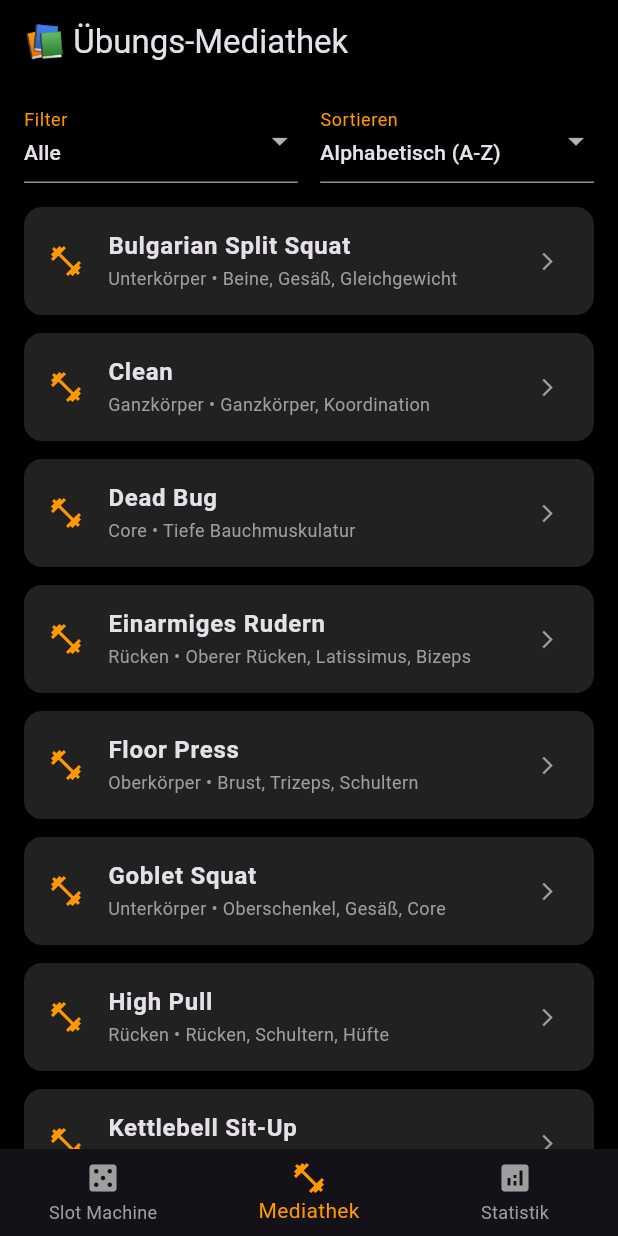
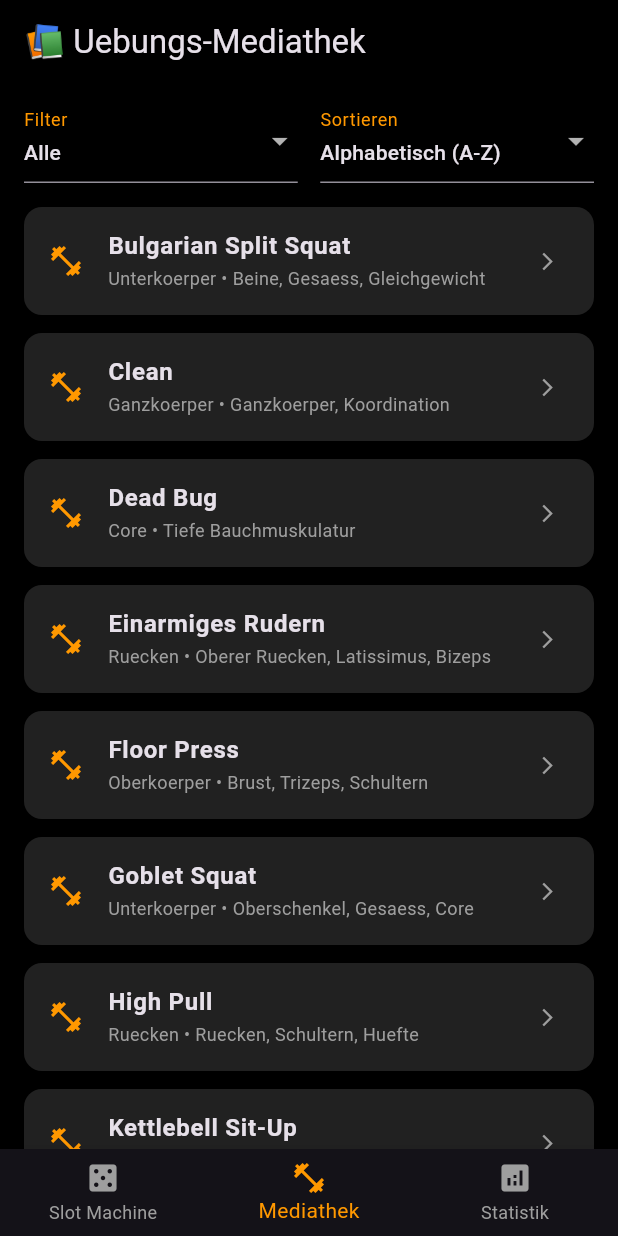
Before and after one commit to Schlippinger/onekettledbandit, a Flutter app: the screen it shows after launch, item 2 of the bottom bar chosen, on a phone screen of 412 x 824 dp. Run offline on Flutter 3.47's test engine with Material 3 defaults, Android fonts, the phone set to English and light mode, and no system bars; our stand-ins replace wakelock_plus.

Commit message:
Update main.dart

```diff
--- a/lib/main.dart
+++ b/lib/main.dart
@@ -40,123 +40,123 @@ class Uebung {
 final List<Uebung> alleUebungen = [
   Uebung(
       name: 'Goblet Squat',
-      beschreibung: 'Kettlebell vor der Brust halten. Füße etwa schulterbreit. Gesäß nach hinten unten führen.',
-      muskeln: 'Oberschenkel, Gesäß, Core',
-      kategorie: 'Unterkörper',
+      beschreibung: 'Kettlebell vor der Brust halten. Fuesse etwa schulterbreit. Gesaess nach hinten unten fuehren.',
+      muskeln: 'Oberschenkel, Gesaess, Core',
+      kategorie: 'Unterkoerper',
       bildUrl: 'assets/gobletsquat.png'),
   Uebung(
       name: 'Single-Leg Deadlift',
-      beschreibung: 'Auf einem Bein stehen, das andere nach hinten anheben. Hüfte nach hinten schieben.',
-      muskeln: 'Gesäß, hintere Oberschenkel, Rücken',
-      kategorie: 'Unterkörper',
+      beschreibung: 'Auf einem Bein stehen, das andere nach hinten anheben. Huefte nach hinten schieben.',
+      muskeln: 'Gesaess, hintere Oberschenkel, Ruecken',
+      kategorie: 'Unterkoerper',
       bildUrl: 'https://picsum.photos/id/21/400/600'),
   Uebung(
       name: 'Bulgarian Split Squat',
-      beschreibung: 'Hinteren Fuß auf Bank ablegen. Kettlebell vor der Brust halten. Kontrolliert absenken.',
-      muskeln: 'Beine, Gesäß, Gleichgewicht',
-      kategorie: 'Unterkörper',
+      beschreibung: 'Hinteren Fuss auf Bank ablegen. Kettlebell vor der Brust halten. Kontrolliert absenken.',
+      muskeln: 'Beine, Gesaess, Gleichgewicht',
+      kategorie: 'Unterkoerper',
       bildUrl: 'assets/bulgariansplitsquad.png'),
   Uebung(
       name: 'Reverse Lunge',
-      beschreibung: 'Kettlebell vor der Brust halten. Großen Schritt nach hinten machen.',
-      muskeln: 'Beine, Gesäß, Core',
-      kategorie: 'Unterkörper',
+      beschreibung: 'Kettlebell vor der Brust halten. Grossen Schritt nach hinten machen.',
+      muskeln: 'Beine, Gesaess, Core',
+      kategorie: 'Unterkoerper',
       bildUrl: 'https://picsum.photos/id/23/400/600'),
   Uebung(
-      name: 'Sumo Squat (3s Stop)',
-      beschreibung: 'Breiter Stand, Fußspitzen nach außen. Tief absenken, 3 Sekunden halten.',
-      muskeln: 'Innenschenkel, Gesäß, Beine',
-      kategorie: 'Unterkörper',
+      name: 'Sumo Squat',
+      beschreibung: 'Breiter Stand, Fussspitzen nach aussen. Tief absenken und drei Sekunden halten.',
+      muskeln: 'Innenschenkel, Gesaess, Beine',
+      kategorie: 'Unterkoerper',
       bildUrl: 'https://picsum.photos/id/24/400/600'),
   Uebung(
       name: 'Einarmiges Rudern',
-      beschreibung: 'Hand auf Knie abstützen. Kettlebell zur Hüfte ziehen.',
-      muskeln: 'Oberer Rücken, Latissimus, Bizeps',
-      kategorie: 'Rücken',
+      beschreibung: 'Hand auf Knie abstuetzen. Kettlebell zur Huefte ziehen.',
+      muskeln: 'Oberer Ruecken, Latissimus, Bizeps',
+      kategorie: 'Ruecken',
       bildUrl: 'assets/einarmigesrudern.png'),
   Uebung(
       name: 'Staggered Row',
-      beschreibung: 'Ausfallschritt, auf Oberschenkel abstützen und einarmig zur Hüfte rudern.',
-      muskeln: 'Rücken, Core',
-      kategorie: 'Rücken',
+      beschreibung: 'Ausfallschritt, auf Oberschenkel abstuetzen und einarmig zur Huefte rudern.',
+      muskeln: 'Ruecken, Core',
+      kategorie: 'Ruecken',
       bildUrl: 'https://picsum.photos/id/26/400/600'),
   Uebung(
       name: 'High Pull',
-      beschreibung: 'Aus der Hüfte Schwung holen. Ellbogen führt nach oben/außen.',
-      muskeln: 'Rücken, Schultern, Hüfte',
-      kategorie: 'Rücken',
+      beschreibung: 'Aus der Huefte Schwung holen. Ellbogen fuehrt nach oben oder aussen.',
+      muskeln: 'Ruecken, Schultern, Huefte',
+      kategorie: 'Ruecken',
       bildUrl: 'assets/highpull.png'),
   Uebung(
       name: 'Suitcase Carry',
       beschreibung: 'Kettlebell einseitig wie einen Koffer tragen. Aufrecht gehen.',
-      muskeln: 'Rücken, Griffkraft, seitlicher Core',
-      kategorie: 'Rücken',
+      muskeln: 'Ruecken, Griffkraft, seitlicher Core',
+      kategorie: 'Ruecken',
       bildUrl: 'https://picsum.photos/id/28/400/600'),
   Uebung(
       name: 'Overhead Press',
-      beschreibung: 'Aus der Rack-Position über den Kopf drücken.',
+      beschreibung: 'Aus der Rack-Position ueber den Kopf druecken.',
       muskeln: 'Schultern, Trizeps, Core',
-      kategorie: 'Oberkörper',
+      kategorie: 'Oberkoerper',
       bildUrl: 'assets/overheadpress.png'),
   Uebung(
       name: 'Push Press',
-      beschreibung: 'Kettlebell einarmig in Rack-Position halten, durch leichten Beinschwung explosiv über den Kopf drücken.',
+      beschreibung: 'Kettlebell einarmig in Rack-Position halten, durch leichten Beinschwung explosiv ueber den Kopf druecken.',
       muskeln: 'Schultern, Trizeps, Beine, Core',
-      kategorie: 'Oberkörper',
+      kategorie: 'Oberkoerper',
       bildUrl: 'https://picsum.photos/id/30/400/600'),
   Uebung(
       name: 'Floor Press',
-      beschreibung: 'Auf dem Rücken liegen. Von der Brust nach oben drücken.',
+      beschreibung: 'Auf dem Ruecken liegen. Von der Brust nach oben druecken.',
       muskeln: 'Brust, Trizeps, Schultern',
-      kategorie: 'Oberkörper',
+      kategorie: 'Oberkoerper',
       bildUrl: 'assets/floorpress.png'),
   Uebung(
       name: 'Quarter Get-Up',
-      beschreibung: 'Rückenlage. Kettlebell nach oben strecken. Aufrichten bis zum Ellbogen.',
-      muskeln: 'Schulterstabilität, Core',
-      kategorie: 'Oberkörper',
+      beschreibung: 'Rueckenlage. Kettlebell nach oben strecken. Aufrichten bis zum Ellbogen.',
+      muskeln: 'Schulterstabilitaet, Core',
+      kategorie: 'Oberkoerper',
       bildUrl: 'https://picsum.photos/id/32/400/600'),
   Uebung(
       name: 'Russian Twist',
-      beschreibung: 'Sitzen, leicht zurücklehnen. Kettlebell von Seite zu Seite bewegen.',
-      muskeln: 'Schräge Bauchmuskeln',
+      beschreibung: 'Sitzen, leicht zuruecklehnen. Kettlebell von Seite zu Seite bewegen.',
+      muskeln: 'Schraeg Bauchmuskeln',
       kategorie: 'Core',
       bildUrl: 'https://picsum.photos/id/33/400/600'),
   Uebung(
       name: 'Kettlebell Sit-Up',
-      beschreibung: 'Rückenlage. Kettlebell vor der Brust halten. Aufrichten.',
+      beschreibung: 'Rueckenlage. Kettlebell vor der Brust halten. Aufrichten.',
       muskeln: 'Gerade Bauchmuskulatur',
       kategorie: 'Core',
       bildUrl: 'assets/kettlebellsitup.png'),
   Uebung(
       name: 'Plank Pull-Through',
-      beschreibung: 'Unterarmstütz. Kettlebell unter dem Körper auf die andere Seite ziehen.',
-      muskeln: 'Gesamte Bauchmuskulatur, Schulterstabilität',
+      beschreibung: 'Unterarmstuetz. Kettlebell unter dem Koerper auf die andere Seite ziehen.',
+      muskeln: 'Gesamte Bauchmuskulatur, Schulterstabilitaet',
       kategorie: 'Core',
       bildUrl: 'assets/plankpullthrough.png'),
   Uebung(
       name: 'Dead Bug',
-      beschreibung: 'Rückenlage. Kettlebell mit gestreckten Armen halten. Beine wechselnd strecken.',
+      beschreibung: 'Rueckenlage. Kettlebell mit gestreckten Armen halten. Beine wechselnd strecken.',
       muskeln: 'Tiefe Bauchmuskulatur',
       kategorie: 'Core',
       bildUrl: 'assets/deadbug.png'),
   Uebung(
       name: 'Kettlebell Swing',
-      beschreibung: 'Aus der Hüfte schwingen. Kugel fliegt bis auf Brusthöhe.',
-      muskeln: 'Gesäß, Rücken, Core, Kondition',
-      kategorie: 'Ganzkörper',
+      beschreibung: 'Aus der Huefte schwingen. Kugel fliegt bis auf Brusthoehe.',
+      muskeln: 'Gesaess, Ruecken, Core, Kondition',
+      kategorie: 'Ganzkoerper',
       bildUrl: 'assets/kettlebellswing.png'),
   Uebung(
       name: 'Clean',
-      beschreibung: 'Aus dem Schwung eng am Körper in die Rack-Position führen.',
-      muskeln: 'Ganzkörper, Koordination',
-      kategorie: 'Ganzkörper',
+      beschreibung: 'Aus dem Schwung eng am Koerper in die Rack-Position fuehren.',
+      muskeln: 'Ganzkoerper, Koordination',
+      kategorie: 'Ganzkoerper',
       bildUrl: 'assets/clean.png'),
   Uebung(
       name: 'Turkish Get-Up',
       beschreibung: 'Vom Liegen mit ausgestrecktem Arm schrittweise zum Stand aufstehen.',
-      muskeln: 'Gesamter Körper, Stabilität, Mobilität',
-      kategorie: 'Ganzkörper',
+      muskeln: 'Gesamter Koerper, Stabilitaet, Mobilitaet',
+      kategorie: 'Ganzkoerper',
       bildUrl: 'https://picsum.photos/id/39/400/600'),
 ];
 
@@ -212,13 +212,12 @@ class _SlotMachinePageState extends State<SlotMachinePage> {
   void _spinSlotMachine() {
     final random = Random();
     setState(() {
-      // Sicheres Slicen der Kategorien aus der globalen Liste
       _aktuellesWorkout = [
-        alleUebungen[random.nextInt(5)],       // Unterkörper (0-4)
-        alleUebungen[5 + random.nextInt(4)],   // Rücken (5-8)
-        alleUebungen[9 + random.nextInt(4)],   // Oberkörper (9-12)
-        alleUebungen[13 + random.nextInt(4)],  // Core (13-16)
-        alleUebungen[17 + random.nextInt(3)],  // Ganzkörper (17-19)
+        alleUebungen[random.nextInt(5)],
+        alleUebungen[5 + random.nextInt(4)],
+        alleUebungen[9 + random.nextInt(4)],
+        alleUebungen[13 + random.nextInt(4)],
+        alleUebungen[17 + random.nextInt(3)],
       ];
       _aktuellesWorkout.shuffle(random);
     });
@@ -344,7 +343,7 @@ class _AktiverWorkoutBildschirmState extends State<AktiverWorkoutBildschirm> {
       barrierDismissible: false,
       builder: (context) => AlertDialog(
         title: Text('🎉 Gratulation!'),
-        content: Text('Du hast das 30-minütige Kettlebell-Workout beendet!'),
+        content: Text('Du hast das 30-minuetige Kettlebell-Workout beendet!'),
         actions: [
           TextButton(
               onPressed: () {
@@ -388,7 +387,6 @@ class _AktiverWorkoutBildschirmState extends State<AktiverWorkoutBildschirm> {
                     uebung.bildUrl,
                     fit: BoxFit.cover,
                     errorBuilder: (context, error, stackTrace) {
-                      // Fallback falls der Pfad doch unerwartet modifiziert wurde
                       final altPfad = uebung.bildUrl.startsWith('assets/') ? uebung.bildUrl : 'assets/${uebung.bildUrl}';
                       return Image.asset(
                         altPfad,
@@ -420,7 +418,7 @@ class _AktiverWorkoutBildschirmState extends State<AktiverWorkoutBildschirm> {
                   child: Row(
                     mainAxisAlignment: MainAxisAlignment.spaceBetween,
                     children: [
-                      Text('ÜBUNG ${_aktuelleUebungIndex + 1} VON 5',
+                      Text('UEBUNG ${_aktuelleUebungIndex + 1} VON 5',
                           style: TextStyle(color: Colors.orange, fontWeight: FontWeight.bold)),
                       Text('Gesamt: $_abgelaufeneGesamtMinuten/30 Min', style: TextStyle(color: Colors.white)),
                     ],
@@ -482,7 +480,7 @@ class _MediathekPageState extends State<MediathekPage> {
   String _ausgewaehlterFilter = 'Alle';
   String _ausgewaehlteSortierung = 'Alphabetisch (A-Z)';
 
-  final List<String> _kategorien = ['Alle', 'Unterkörper', 'Rücken', 'Oberkörper', 'Core', 'Ganzkörper'];
+  final List<String> _kategorien = ['Alle', 'Unterkoerper', 'Ruecken', 'Oberkoerper', 'Core', 'Ganzkoerper'];
   final List<String> _sortierOptionen = ['Alphabetisch (A-Z)', 'Nach Muskelgruppe'];
 
   @override
@@ -499,7 +497,7 @@ class _MediathekPageState extends State<MediathekPage> {
     }
 
     return Scaffold(
-      appBar: AppBar(title: Text('📚 Übungs-Mediathek'), backgroundColor: Colors.black),
+      appBar: AppBar(title: Text('📚 Uebungs-Mediathek'), backgroundColor: Colors.black),
       body: Column(
         children: [
           Container(
@@ -541,7 +539,7 @@ class _MediathekPageState extends State<MediathekPage> {
           ),
           Expanded(
             child: gefilterteListe.isEmpty
-                ? Center(child: Text('Keine Übungen für diesen Filter gefunden.', style: TextStyle(color: Colors.grey)))
+                ? Center(child: Text('Keine Uebungen fuer diesen Filter gefunden.', style: TextStyle(color: Colors.grey)))
                 : ListView.builder(
                     itemCount: gefilterteListe.length,
                     itemBuilder: (context, index) {
@@ -625,7 +623,7 @@ class _MediathekPageState extends State<MediathekPage> {
                                                     ),
                                             ),
                                             SizedBox(height: 25),
-                                            Text('Ausführung:', style: TextStyle(fontSize: 18, fontWeight: FontWeight.bold, color: Colors.orange)),
+                                            Text('Ausfuehrung:', style: TextStyle(fontSize: 18, fontWeight: FontWeight.bold, color: Colors.orange)),
                                             SizedBox(height: 8),
                                             Text(uebung.beschreibung, style: TextStyle(fontSize: 16, height: 1.5, color: Colors.grey[200])),
                                             SizedBox(height: 40),
@@ -703,7 +701,7 @@ class StatistikPage extends StatelessWidget {
               ],
             ),
             SizedBox(height: 25),
-            Text('Häufigkeit der Übungen:', style: TextStyle(fontSize: 18, fontWeight: FontWeight.bold)),
+            Text('Haeufigkeit der Uebungen:', style: TextStyle(fontSize: 18, fontWeight: FontWeight.bold)),
             SizedBox(height: 10),
             Expanded(
               child: uebungsZaehler.isEmpty
```
